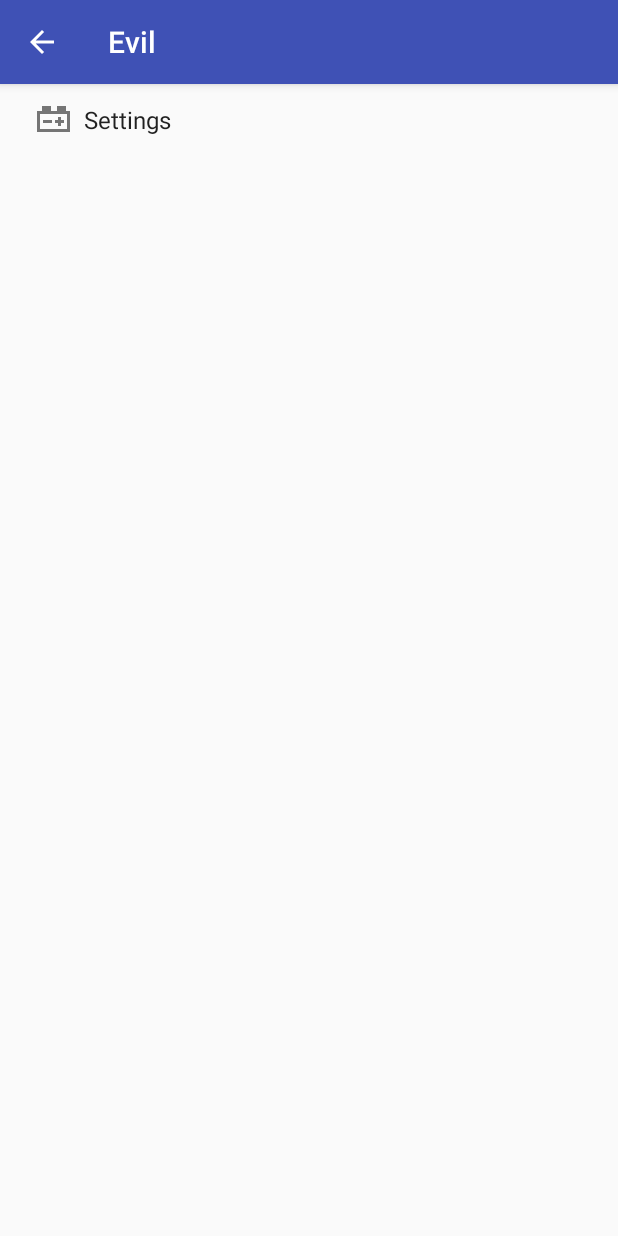
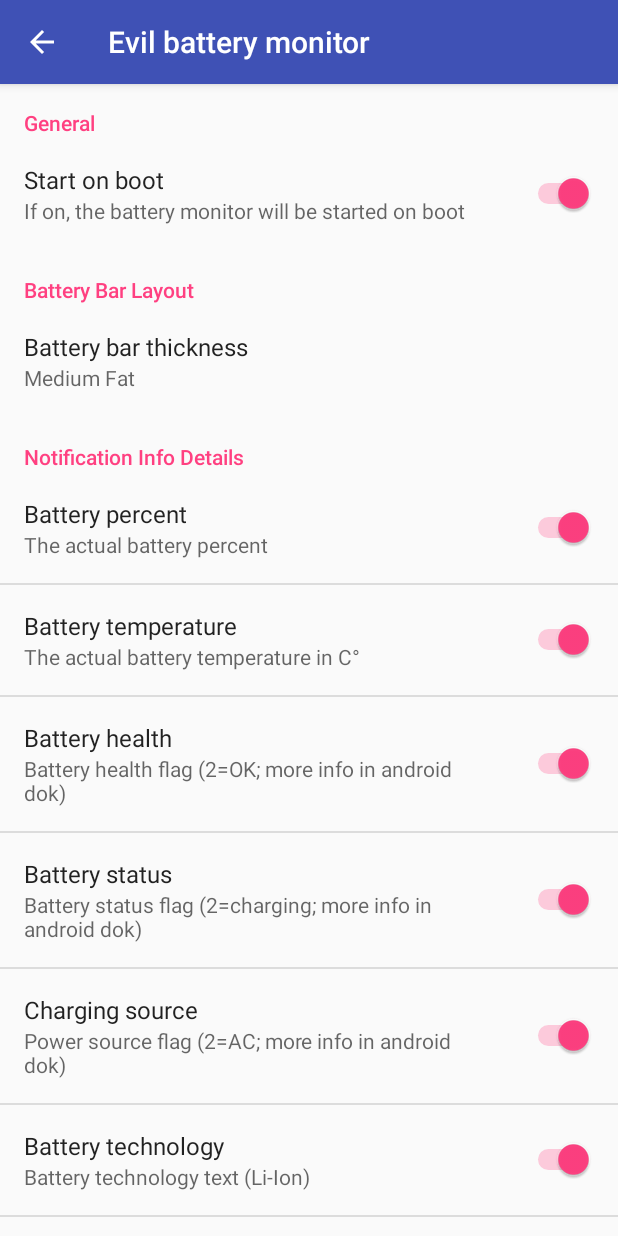
Before and after one commit to bangkokguy/Evil, an Android app: the screen it shows after launch (SettingsActivity), on a phone screen of 412 x 824 dp. Run offline under Robolectric (Android 15) with nearby library versions, the phone set to English and light mode, and no system bars.

Commit message:
Strings extended for settings activity keyword, settings activity summary and notification text; Code for actualising summary text implemented;

```diff
--- a/app/src/main/java/bangkokguy/development/android/evil/SettingsActivity.java
+++ b/app/src/main/java/bangkokguy/development/android/evil/SettingsActivity.java
@@ -33,11 +33,80 @@ import java.util.List;
  * Android Design: Settings</a> for design guidelines and the <a
  * href="http://developer.android.com/guide/topics/ui/settings.html">Settings
  * API Guide</a> for more information on developing a Settings UI.
- * TODO: Refresh Settings detail text after change settings value
  */
 public class SettingsActivity extends AppCompatPreferenceActivity {
 
     final static String TAG="SettingsActivity";
+    final static boolean DEBUG = true;
+
+    private static Preference.OnPreferenceChangeListener sBindPreferenceSummaryToValueListener = new Preference.OnPreferenceChangeListener() {
+        @Override
+        public boolean onPreferenceChange(Preference preference, Object value) {
+            String stringValue = value.toString();
+
+            if (preference instanceof ListPreference) {
+                // For list preferences, look up the correct display value in
+                // the preference's 'entries' list.
+                ListPreference listPreference = (ListPreference) preference;
+                int index = listPreference.findIndexOfValue(stringValue);
+
+                // Set the summary to reflect the new value.
+                preference.setSummary(
+                        index >= 0
+                                ? listPreference.getEntries()[index]
+                                : null);
+
+            } else if (preference instanceof RingtonePreference) {
+                // For ringtone preferences, look up the correct display value
+                // using RingtoneManager.
+                if (TextUtils.isEmpty(stringValue)) {
+                    // Empty values correspond to 'silent' (no ringtone).
+                    preference.setSummary(R.string.pref_ringtone_silent);
+
+                } else {
+                    Ringtone ringtone = RingtoneManager.getRingtone(
+                            preference.getContext(), Uri.parse(stringValue));
+
+                    if (ringtone == null) {
+                        // Clear the summary if there was a lookup error.
+                        preference.setSummary(null);
+                    } else {
+                        // Set the summary to reflect the new ringtone display
+                        // name.
+                        String name = ringtone.getTitle(preference.getContext());
+                        preference.setSummary(name);
+                    }
+                }
+
+            } else {
+                // For all other preferences, set the summary to the value's
+                // simple string representation.
+                preference.setSummary(stringValue);
+            }
+            return true;
+        }
+    };
+
+    /**
+     * Binds a preference's summary to its value. More specifically, when the
+     * preference's value is changed, its summary (line of text below the
+     * preference title) is updated to reflect the value. The summary is also
+     * immediately updated upon calling this method. The exact display format is
+     * dependent on the type of preference.
+     *
+     * @see #sBindPreferenceSummaryToValueListener
+     */
+    private static void bindPreferenceSummaryToValue(Preference preference) {
+        // Set the listener to watch for value changes.
+        preference.setOnPreferenceChangeListener(sBindPreferenceSummaryToValueListener);
+
+        // Trigger the listener immediately with the preference's
+        // current value.
+        sBindPreferenceSummaryToValueListener.onPreferenceChange(preference,
+                PreferenceManager
+                        .getDefaultSharedPreferences(preference.getContext())
+                        .getString(preference.getKey(), ""));
+    }
 
     /**
      * Helper method to determine if the device has an extra-large screen. For
@@ -53,13 +122,18 @@ public class SettingsActivity extends AppCompatPreferenceActivity {
         super.onCreate(savedInstanceState);
         setupActionBar();
         PreferenceManager.setDefaultValues(this, R.xml.pref_general, false);
-        Log.d(TAG, "OnCreate");
+
+        getFragmentManager().beginTransaction()
+                .replace(android.R.id.content, new GeneralPreferenceFragment())
+                .commit();
+        if(DEBUG)Log.d(TAG, "OnCreate");
+
     }
 
     @Override
     protected void onStart() {
         super.onStart();
-        Log.d(TAG, "OnStart");
+        if(DEBUG)Log.d(TAG, "OnStart");
 
         //Start Overlay Service
         startService(new Intent(this, Overlay.class)
@@ -91,7 +165,7 @@ public class SettingsActivity extends AppCompatPreferenceActivity {
     @Override
     @TargetApi(Build.VERSION_CODES.HONEYCOMB)
     public void onBuildHeaders(List<Header> target) {
-        loadHeadersFromResource(R.xml.pref_headers, target);
+        //loadHeadersFromResource(R.xml.pref_headers, target);
     }
 
     /**
@@ -114,6 +188,21 @@ public class SettingsActivity extends AppCompatPreferenceActivity {
             super.onCreate(savedInstanceState);
             addPreferencesFromResource(R.xml.pref_general);
             setHasOptionsMenu(true);
+
+            // Bind the summaries of EditText/List/Dialog/Ringtone preferences
+            // to their values. When their values change, their summaries are
+            // updated to reflect the new value, per the Android Design
+            // guidelines.
+            //bindPreferenceSummaryToValue(findPreference("start_on_boot"));
+            bindPreferenceSummaryToValue(findPreference("bar_thickness"));
+            //bindPreferenceSummaryToValue(findPreference("battery_percent"));
+            //bindPreferenceSummaryToValue(findPreference("battery_temperature"));
+            //bindPreferenceSummaryToValue(findPreference("battery_health"));
+            //bindPreferenceSummaryToValue(findPreference("battery_status"));
+            //bindPreferenceSummaryToValue(findPreference("battery_power_source"));
+            //bindPreferenceSummaryToValue(findPreference("battery_technology"));
+            //bindPreferenceSummaryToValue(findPreference("battery_voltage"));
+
         }
 
         @Override
--- a/app/src/main/res/values/strings.xml
+++ b/app/src/main/res/values/strings.xml
@@ -1,7 +1,7 @@
 <resources>
-    <string name="app_name">Evil</string>
+    <string name="app_name">Evil battery monitor</string>
     <string name="preference_file_key">pKey</string>
-    <string name="app_title">Evil a kis köcsög</string>
+    <string name="app_title">Life is good</string>
 
     <!-- Strings related to Settings -->
 
@@ -9,11 +9,13 @@
     <string name="pref_header_settings">Settings</string>
     <string name="pref_header_general">General</string>
 
-    <string name="start_on_boot">start on boot</string>
+    <string name="start_on_boot">Start on boot</string>
+    <string name="start_on_boot_s">If on, the battery monitor will be started on boot</string>
 
     <!--Battery Bar Layout -->
     <string name="bar_layout">Battery Bar Layout</string>
-    <string name="pref_bar_thickness">Battery Bar Thickness</string>
+    <string name="pref_bar_thickness">Battery bar thickness</string>
+    <string name="pref_bar_thickness_s">Battery Bar Thickness</string>
     <string-array name="pref_bar_thickness_titles">
         <item>Thin</item>
         <item>Medium Thin</item>
@@ -30,14 +32,32 @@
     </string-array>
 
 <!--Message attributes-->
-    <string name="info_in_the_message">info in the message</string>
-    <string name="battery_percent">battery percent</string>
-    <string name="battery_temperature">battery temperature</string>
-    <string name="battery_health">battery health</string>
-    <string name="battery_status">battery status</string>
-    <string name="battery_power_source">charging source</string>
-    <string name="battery_technology">battery technology</string>
-    <string name="battery_voltage">battery voltage</string>
+    <!--Settings activity keyword text-->
+    <string name="info_in_the_message">Notification Info Details</string>
+    <string name="battery_percent">Battery percent</string>
+    <string name="battery_temperature">Battery temperature</string>
+    <string name="battery_health">Battery health</string>
+    <string name="battery_status">Battery status</string>
+    <string name="battery_power_source">Charging source</string>
+    <string name="battery_technology">Battery technology</string>
+    <string name="battery_voltage">Battery voltage</string>
+    <!--Settings activity summary text-->
+    <string name="battery_percent_s">The actual battery percent</string>
+    <string name="battery_temperature_s">The actual battery temperature in C°</string>
+    <string name="battery_health_s">Battery health flag (2=OK; more info in android dok)</string>
+    <string name="battery_status_s">Battery status flag (2=charging; more info in android dok)</string>
+    <string name="battery_power_source_s">Power source flag (2=AC; more info in android dok)</string>
+    <string name="battery_technology_s">Battery technology text (Li-Ion)</string>
+    <string name="battery_voltage_s">Battery voltage in mV</string>
+    <!--Settings activity notification text-->
+    <string name="battery_percent_n">Percent</string>
+    <string name="battery_temperature_n">Temperature</string>
+    <string name="battery_health_n">Health</string>
+    <string name="battery_status_n">Status</string>
+    <string name="battery_power_source_n">Source</string>
+    <string name="battery_technology_n">Technology</string>
+    <string name="battery_voltage_n">Voltage</string>
+
 
     <string name="pref_title_social_recommendations">Enable social recommendations</string>
     <string name="pref_description_social_recommendations">Recommendations for people to contact
--- a/app/src/main/res/xml/pref_general.xml
+++ b/app/src/main/res/xml/pref_general.xml
@@ -6,7 +6,7 @@
         <SwitchPreference
             android:defaultValue="true"
             android:key="start_on_boot"
-            android:summary="@string/start_on_boot"
+            android:summary="@string/start_on_boot_s"
             android:title="@string/start_on_boot" />
     </PreferenceCategory>
 
@@ -15,7 +15,7 @@
 
         <ListPreference
             android:defaultValue="16"
-            android:summary="@string/pref_bar_thickness"
+            android:summary="@string/pref_bar_thickness_s"
             android:entries="@array/pref_bar_thickness_titles"
             android:entryValues="@array/pref_bar_thickness_values"
             android:key="bar_thickness"
@@ -31,37 +31,37 @@
         <SwitchPreference
             android:defaultValue="true"
             android:key="battery_percent"
-            android:summary="@string/battery_percent"
+            android:summary="@string/battery_percent_s"
             android:title="@string/battery_percent" />
         <SwitchPreference
             android:defaultValue="true"
             android:key="battery_temperature"
-            android:summary="@string/battery_temperature"
+            android:summary="@string/battery_temperature_s"
             android:title="@string/battery_temperature" />
         <SwitchPreference
             android:defaultValue="true"
             android:key="battery_health"
-            android:summary="@string/battery_health"
+            android:summary="@string/battery_health_s"
             android:title="@string/battery_health" />
         <SwitchPreference
             android:defaultValue="true"
             android:key="battery_status"
-            android:summary="@string/battery_status"
+            android:summary="@string/battery_status_s"
             android:title="@string/battery_status" />
         <SwitchPreference
             android:defaultValue="true"
             android:key="battery_power_source"
-            android:summary="@string/battery_power_source"
+            android:summary="@string/battery_power_source_s"
             android:title="@string/battery_power_source" />
         <SwitchPreference
             android:defaultValue="true"
             android:key="battery_technology"
-            android:summary="@string/battery_technology"
+            android:summary="@string/battery_technology_s"
             android:title="@string/battery_technology" />
         <SwitchPreference
             android:defaultValue="true"
             android:key="battery_voltage"
-            android:summary="@string/battery_voltage"
+            android:summary="@string/battery_voltage_s"
             android:title="@string/battery_voltage" />
 
 
--- a/app/src/main/res/xml/pref_headers.xml
+++ /dev/null
@@ -1,18 +0,0 @@
-<preference-headers xmlns:android="http://schemas.android.com/apk/res/android">
-
-    <header
-        android:fragment="bangkokguy.development.android.evil.SettingsActivity$GeneralPreferenceFragment"
-        android:icon="@drawable/ic_car_battery_grey600_24dp"
-        android:title="@string/pref_header_settings" />
-
-    <!--header
-        android:fragment="bangkokguy.development.android.evil.SettingsActivity$NotificationPreferenceFragment"
-        android:icon="@drawable/ic_notifications_black_24dp"
-        android:title="@string/pref_header_notifications" />
-
-    <header
-        android:fragment="bangkokguy.development.android.evil.SettingsActivity$DataSyncPreferenceFragment"
-        android:icon="@drawable/ic_sync_black_24dp"
-        android:title="@string/pref_header_data_sync" /-->
-
-</preference-headers>
```
Also changed, not shown: app/src/main/java/bangkokguy/development/android/evil/Overlay.java (+12 -8 lines), app/src/main/res/xml/pref_data_sync.xml (deleted, +0 -21 lines), app/src/main/res/xml/pref_notification.xml (deleted, +0 -27 lines).
